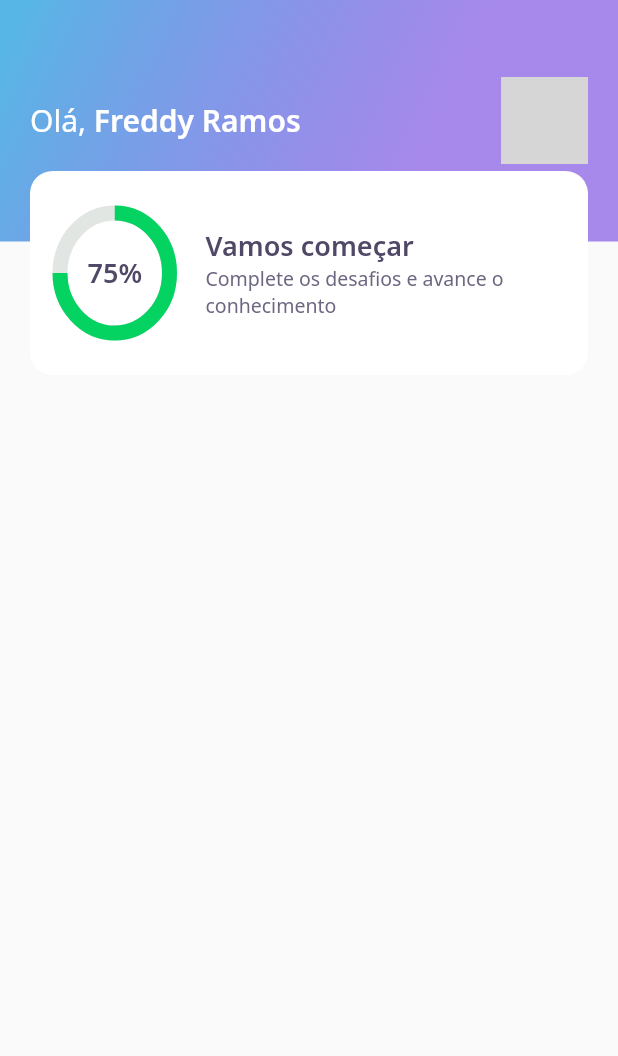
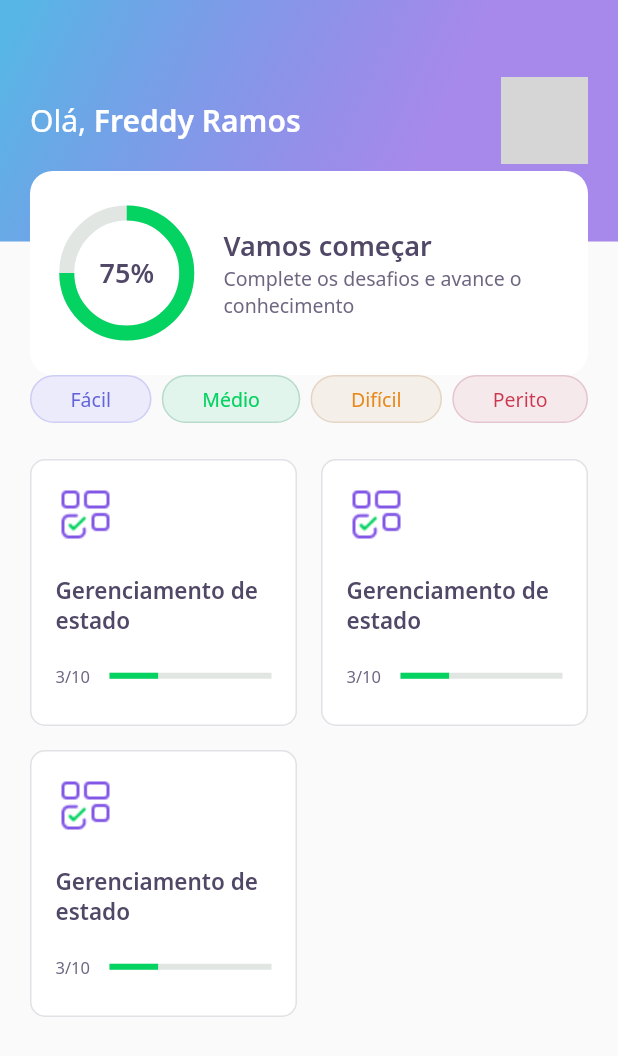
Before and after one commit to freddymtd/app.mobile.flutter-nlw-devquiz, a Flutter app: the screen it shows after launch, on a phone screen of 412 x 824 dp. Shown: the top 1056 px of the screen. Run offline on Flutter 3.47's test engine with Material 2 defaults, Android fonts, the phone set to English and light mode, and no system bars; our stand-ins replace google_fonts; network calls fail; grey boxes are pictures that could not be loaded.

Commit message:
HomePage com ListView Cards e Level Button

```diff
--- a/lib/core/app_images.dart
+++ b/lib/core/app_images.dart
@@ -2,7 +2,7 @@ class AppImages {
   static String get hierarchy => "assets/images/hierarchy.png";
   static String get data => "assets/images/data.png";
   static String get laptop => "assets/images/laptop.png";
-  static String get blocks => "assets/images/blocks.png";
+  static String get blocks => "lib/assets/images/blocks.png";
   static String get check => "assets/images/check.png";
   static String get error => "assets/images/error.png";
   static String get trophy => "assets/images/trophy.png";
--- a/lib/home/home_page.dart
+++ b/lib/home/home_page.dart
@@ -1,4 +1,6 @@
 import 'package:devquiz/home/widgets/appbar/app_bar_widget.dart';
+import 'package:devquiz/home/widgets/level_button/level_button_widget.dart';
+import 'package:devquiz/home/widgets/quiz_card/quiz_card_widget.dart';
 import 'package:flutter/material.dart';
 
 class HomePage extends StatefulWidget {
@@ -11,6 +13,43 @@ class _HomePageState extends State<HomePage> {
   Widget build(BuildContext context) {
     return Scaffold(
       appBar: AppBarWidget(),
+      body: Padding(
+        padding: const EdgeInsets.symmetric(horizontal: 20),
+        child: Column(
+          children: [
+            Row(
+              mainAxisAlignment: MainAxisAlignment.spaceBetween,
+              children: [
+                LevelButtonWidget(
+                  label: "Fácil",
+                ),
+                LevelButtonWidget(
+                  label: "Médio",
+                ),
+                LevelButtonWidget(
+                  label: "Difícil",
+                ),
+                LevelButtonWidget(
+                  label: "Perito",
+                ),
+              ],
+            ),
+            SizedBox(height: 24),
+            Expanded(
+              child: GridView.count(
+                mainAxisSpacing: 16,
+                crossAxisSpacing: 16,
+                crossAxisCount: 2,
+                children: [
+                  QuizCardWidget(),
+                  QuizCardWidget(),
+                  QuizCardWidget(),
+                ],
+              ),
+            ),
+          ],
+        ),
+      ),
     );
   }
 }
--- a/lib/home/widgets/chart/chart_widget.dart
+++ b/lib/home/widgets/chart/chart_widget.dart
@@ -5,9 +5,7 @@ import 'package:flutter/material.dart';
 class ChartWidget extends StatelessWidget {
   @override
   Widget build(BuildContext context) {
-    return Padding(
-      padding: const EdgeInsets.only(left: 20),
-      child: Container(
+    return Container(
       width: 80,
       height: 80,
       child: Stack(
@@ -32,7 +30,6 @@ class ChartWidget extends StatelessWidget {
           ))
         ],
       ),
-      ),
     );
   }
 }
--- /dev/null
+++ b/lib/home/widgets/level_button/level_button_widget.dart
@@ -0,0 +1,57 @@
+import 'package:devquiz/core/app_colors.dart';
+import 'package:flutter/material.dart';
+import 'package:google_fonts/google_fonts.dart';
+
+class LevelButtonWidget extends StatelessWidget {
+  final String label;
+
+  LevelButtonWidget({Key? key, required this.label})
+      : assert(["Fácil", "Médio", "Difícil", "Perito"].contains(label)),
+        super(key: key);
+
+  final config = {
+    "Fácil": {
+      "color": AppColors.levelButtonFacil,
+      "borderColor": AppColors.levelButtonBorderFacil,
+      "fontColor": AppColors.levelButtonTextFacil
+    },
+    "Médio": {
+      "color": AppColors.levelButtonMedio,
+      "borderColor": AppColors.levelButtonBorderMedio,
+      "fontColor": AppColors.levelButtonTextMedio
+    },
+    "Difícil": {
+      "color": AppColors.levelButtonDificil,
+      "borderColor": AppColors.levelButtonBorderDificil,
+      "fontColor": AppColors.levelButtonTextDificil
+    },
+    "Perito": {
+      "color": AppColors.levelButtonPerito,
+      "borderColor": AppColors.levelButtonBorderPerito,
+      "fontColor": AppColors.levelButtonTextPerito
+    },
+  };
+  Color get color => config[label]!['color']!;
+  Color get borderColor => config[label]!['borderColor']!;
+  Color get fontColor => config[label]!['fontColor']!;
+
+  @override
+  Widget build(BuildContext context) {
+    return Container(
+      decoration: BoxDecoration(
+        borderRadius: BorderRadius.circular(28),
+        color: color,
+        border: Border.fromBorderSide(
+          BorderSide(color: borderColor),
+        ),
+      ),
+      child: Padding(
+        padding: const EdgeInsets.symmetric(horizontal: 26, vertical: 6),
+        child: Text(
+          label,
+          style: GoogleFonts.notoSans(color: fontColor, fontSize: 13),
+        ),
+      ),
+    );
+  }
+}
--- /dev/null
+++ b/lib/home/widgets/quiz_card/quiz_card_widget.dart
@@ -0,0 +1,54 @@
+import 'package:devquiz/core/app_colors.dart';
+import 'package:devquiz/core/app_images.dart';
+import 'package:devquiz/core/app_text_styles.dart';
+import 'package:flutter/material.dart';
+
+class QuizCardWidget extends StatelessWidget {
+  @override
+  Widget build(BuildContext context) {
+    return Container(
+      padding: EdgeInsets.all(16),
+      decoration: BoxDecoration(
+        border: Border.fromBorderSide(BorderSide(color: AppColors.border)),
+        color: AppColors.white,
+        borderRadius: BorderRadius.circular(10),
+      ),
+      child: Column(
+        crossAxisAlignment: CrossAxisAlignment.start,
+        children: [
+          Container(
+            child: Image.asset(AppImages.blocks),
+            height: 40,
+            width: 40,
+          ),
+          SizedBox(height: 20),
+          Text(
+            "Gerenciamento de estado",
+            style: AppTextStyles.heading15,
+          ),
+          SizedBox(height: 20),
+          Row(
+            children: [
+              Expanded(
+                flex: 1,
+                child: Text(
+                  "3/10",
+                  style: AppTextStyles.body11,
+                ),
+              ),
+              Expanded(
+                flex: 3,
+                child: LinearProgressIndicator(
+                  value: 0.3,
+                  backgroundColor: AppColors.chartSecondary,
+                  valueColor:
+                      AlwaysStoppedAnimation<Color>(AppColors.chartPrimary),
+                ),
+              )
+            ],
+          ),
+        ],
+      ),
+    );
+  }
+}
--- a/lib/home/widgets/score_card/score_card_widget.dart
+++ b/lib/home/widgets/score_card/score_card_widget.dart
@@ -12,7 +12,10 @@ class ScoreCardWidget extends StatelessWidget {
         height: 136,
         decoration: BoxDecoration(
             color: AppColors.white, borderRadius: BorderRadius.circular(15)),
+        child: Padding(
+          padding: const EdgeInsets.symmetric(horizontal: 24),
           child: Row(
+            crossAxisAlignment: CrossAxisAlignment.center,
             children: [
               Expanded(
                 flex: 1,
@@ -41,6 +44,7 @@ class ScoreCardWidget extends StatelessWidget {
             ],
           ),
         ),
+      ),
     );
   }
 }
```
Lines whose indentation alone changed are shown as unchanged.
